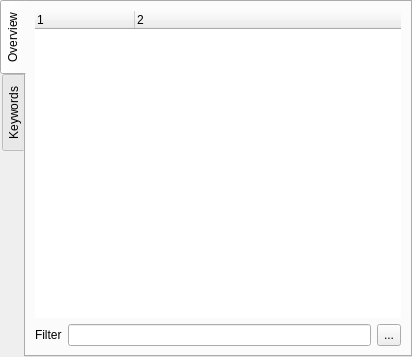
ImagingTools/acf, file Include/icmpstr/CPackageOverviewComp.ui: the form before one commit.
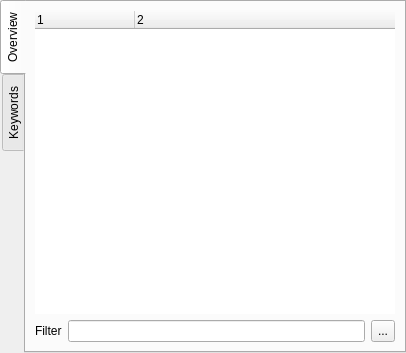
The form after the commit. Icons and pictures are not drawn.

```diff
--- a/Include/icmpstr/CPackageOverviewComp.ui
+++ b/Include/icmpstr/CPackageOverviewComp.ui
@@ -6,8 +6,8 @@
    <rect>
     <x>0</x>
     <y>0</y>
-    <width>412</width>
-    <height>357</height>
+    <width>406</width>
+    <height>353</height>
    </rect>
   </property>
   <property name="windowTitle">
```
Left out of the diff: 5 changed lines with no effect on the pictures.
